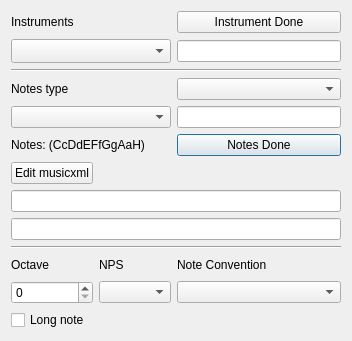
First picture: the form in OceanGUI/File_Dialog_class.ui, repository uglasmeyer/ocean, before the edit.
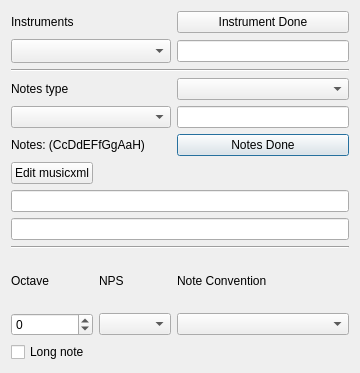
Second picture: the form after the edit.

Patch:
```diff
--- a/OceanGUI/File_Dialog_class.ui
+++ b/OceanGUI/File_Dialog_class.ui
@@ -6,8 +6,8 @@
    <rect>
     <x>0</x>
     <y>0</y>
-    <width>352</width>
-    <height>341</height>
+    <width>360</width>
+    <height>373</height>
    </rect>
   </property>
   <property name="sizePolicy">
@@ -525,10 +525,10 @@
    <item row="12" column="0">
     <widget class="QSpinBox" name="sB_Octave">
      <property name="minimum">
-      <number>0</number>
+      <number>-2</number>
      </property>
      <property name="maximum">
-      <number>5</number>
+      <number>2</number>
      </property>
     </widget>
    </item>
```
